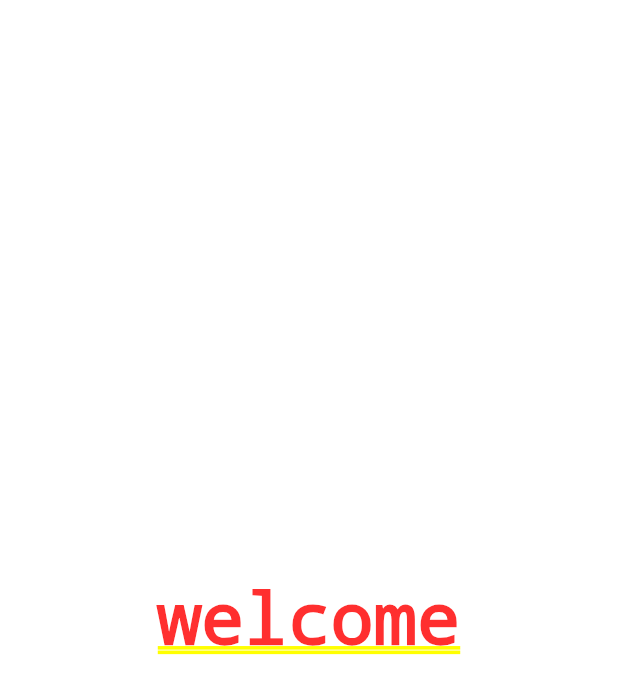
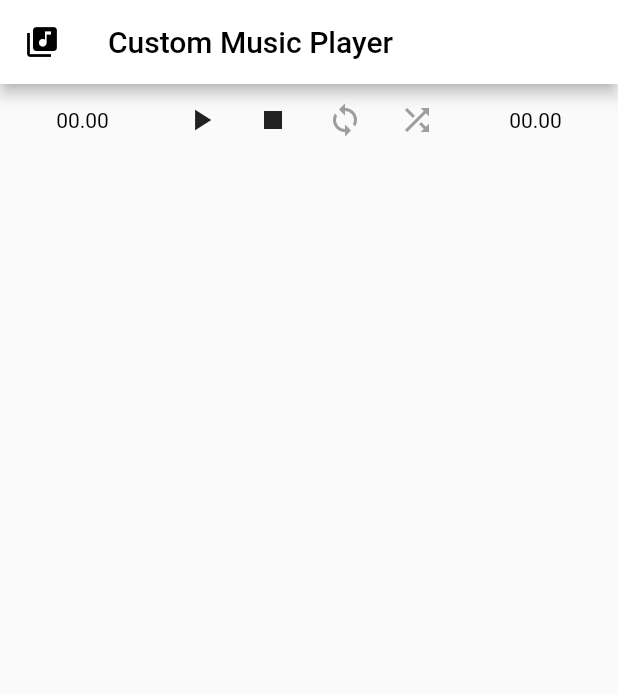
Before and after one commit to MrHYDRA-6469/Music, a Flutter app: the screen it shows after launch, on a phone screen of 412 x 824 dp. Shown: the top 694 px of the screen. Run offline on Flutter 3.47's test engine with Material 2 defaults, Android fonts, the phone set to English and light mode, and no system bars; our stand-ins replace audioplayers, file_picker.

Commit message:
music plays on picking a song

```diff
--- a/lib/ui/screens/homeScreen.dart
+++ b/lib/ui/screens/homeScreen.dart
@@ -1,5 +1,8 @@
 // import 'package:flute_music_player/flute_music_player.dart';
+import 'package:file_picker/file_picker.dart';
 import 'package:flutter/material.dart';
+import 'package:audioplayers/audio_cache.dart';
+import 'package:audioplayers/audioplayers.dart';
 
 class HomeScreen extends StatefulWidget {
   @override
@@ -7,12 +10,111 @@ class HomeScreen extends StatefulWidget {
 }
 
 class _HomeScreenState extends State<HomeScreen> {
+  AudioCache audioCache = AudioCache();
+  AudioPlayer advancedPlayer = AudioPlayer();
+  bool isPlaying = false;
+  bool loopEnable = false;
+  bool shuffleEnable = false;
+  String current_time = '00.00';
+  String end_time = '00.00';
+  @override
+  void initState() {
+    super.initState();
+    advancedPlayer.onAudioPositionChanged.listen((Duration duration) {
+      setState(() {
+        current_time = duration.toString().split(".")[0];
+      });
+    });
+    advancedPlayer.onDurationChanged.listen((Duration duration) {
+      end_time = duration.toString().split(".")[0];
+    });
+  }
+
   @override
   Widget build(BuildContext context) {
-    return Center(
-      child: Container(
-        color: Colors.white,
-        child: Text('welcome'),
+    return Scaffold(
+      appBar: AppBar(
+        backgroundColor: Colors.white,
+        leading: IconButton(
+          icon: Icon(
+            Icons.library_music,
+            color: Colors.black,
+          ),
+          onPressed: () async {
+            String filePath = await FilePicker.getFilePath();
+            int status = await advancedPlayer.play(filePath, isLocal: true);
+            if (status == 1) {
+              setState(() {
+                isPlaying = true;
+              });
+            }
+          },
+        ),
+        title: Text(
+          'Custom Music Player',
+          style: TextStyle(color: Colors.black),
+        ),
+      ),
+      body: Container(
+        child: Row(
+          mainAxisAlignment: MainAxisAlignment.center,
+          children: <Widget>[
+            Spacer(),
+            Text(
+              current_time,
+              style: TextStyle(color: Colors.black),
+            ),
+            Spacer(),
+            IconButton(
+              icon: Icon(isPlaying ? Icons.pause : Icons.play_arrow),
+              onPressed: () {
+                if (isPlaying) {
+                  advancedPlayer.pause();
+                  setState(() {
+                    isPlaying = false;
+                  });
+                } else {
+                  advancedPlayer.resume();
+                  setState(() {
+                    isPlaying = true;
+                  });
+                }
+              },
+            ),
+            IconButton(
+                icon: Icon(Icons.stop),
+                onPressed: () {
+                  advancedPlayer.stop();
+                  setState(() {
+                    current_time = '00.00';
+                    isPlaying = false;
+                  });
+                }),
+            IconButton(
+                color: loopEnable ? Colors.black : Colors.grey,
+                icon: Icon(Icons.loop),
+                onPressed: () {
+                  setState(() {
+                    loopEnable = !loopEnable;
+                  });
+                }),
+            IconButton(
+              color: shuffleEnable ? Colors.black : Colors.grey,
+              icon: Icon(Icons.shuffle),
+              onPressed: () {
+                setState(() {
+                  shuffleEnable = !shuffleEnable;
+                });
+              },
+            ),
+            Spacer(),
+            Text(
+              end_time,
+              style: TextStyle(color: Colors.black),
+            ),
+            Spacer(),
+          ],
+        ),
       ),
     );
   }
--- a/pubspec.yaml
+++ b/pubspec.yaml
@@ -29,6 +29,7 @@ dependencies:
   # Use with the CupertinoIcons class for iOS style icons.
   cupertino_icons: ^0.1.3
   audioplayers: ^0.15.1
+  file_picker: ^1.5.0+2
 
 
 dev_dependencies:
```
Also changed, not shown: pubspec.lock.
